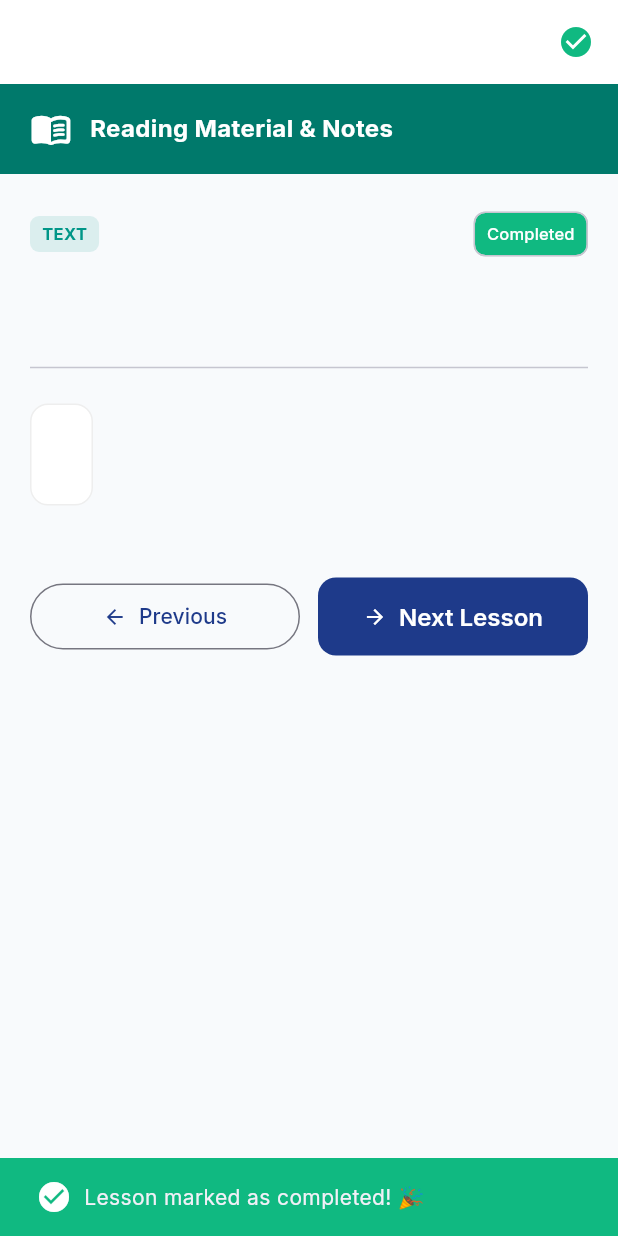
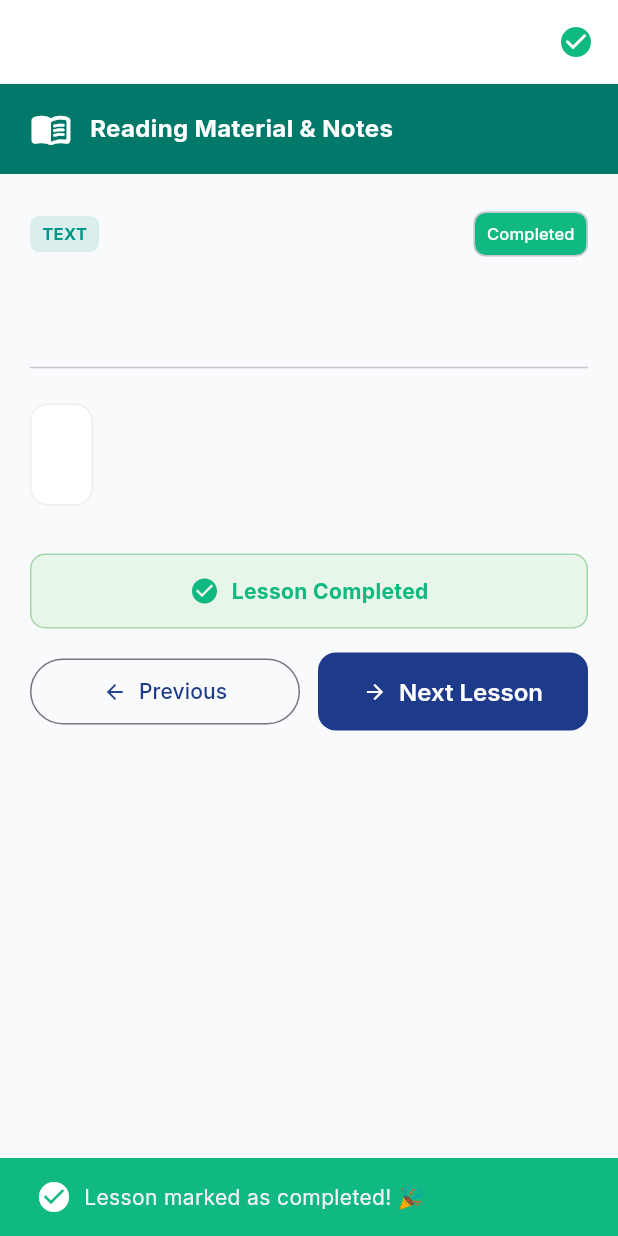
Before and after one commit to NilushaDilshan/flutter_lms, a Flutter app: the LessonPlayerScreen screen opened directly with empty values, after a tap on "Mark Lesson as Completed", on a phone screen of 412 x 824 dp. Run offline on Flutter 3.47's test engine with Material 3 defaults, Android fonts, the phone set to English and light mode, and no system bars; our stand-ins replace dio, flutter_secure_storage, google_fonts, image_picker; accounts and stored records are empty; network calls fail.

Commit message:
fix(courses,profile): fix lesson progress tracking and post-password-change auto-logout

```diff
--- a/lib/features/courses/providers/course_provider.dart
+++ b/lib/features/courses/providers/course_provider.dart
@@ -217,7 +217,9 @@ class CourseProvider extends ChangeNotifier {
         _myEnrollments.removeWhere((e) => e.courseId == courseId);
         _myEnrollments.add(newEnrollment);
       }
+      // Reload details + progress now that enrollment is confirmed
       await loadCourseDetails(courseId);
+      await loadCourseProgress(courseId);
       _isActionLoading = false;
       notifyListeners();
       return true;
@@ -300,26 +302,47 @@ class CourseProvider extends ChangeNotifier {
     try {
       final response = await _apiClient.patch(ApiEndpoints.completeLesson(lessonId));
       final data = response.data['data'];
-      if (data != null) {
-        _currentProgress = CourseProgressModel.fromJson(data as Map<String, dynamic>);
+
+      int? backendPct;
+      int? backendTotal;
+      int? backendCompleted;
+
+      // Backend returns { lessonProgress: {...}, courseProgress: {progressPercentage, totalLessons, completedLessons} }
+      if (data != null && data['courseProgress'] is Map<String, dynamic>) {
+        final cp = data['courseProgress'] as Map<String, dynamic>;
+        backendPct = (cp['progressPercentage'] as num?)?.toInt();
+        backendTotal = (cp['totalLessons'] as num?)?.toInt();
+        backendCompleted = (cp['completedLessons'] as num?)?.toInt();
       }
 
-      // Mark locally
-      _markLessonCompletedLocally(lessonId);
+      // Mark locally with exact backend stats or fallback calculated stats
+      _markLessonCompletedLocally(
+        lessonId,
+        courseId: courseId,
+        explicitPercentage: backendPct,
+        explicitTotal: backendTotal,
+        explicitCompleted: backendCompleted,
+      );
 
       _isActionLoading = false;
       notifyListeners();
       return true;
     } catch (e) {
       // Offline fallback: mark lesson completed locally
-      _markLessonCompletedLocally(lessonId);
+      _markLessonCompletedLocally(lessonId, courseId: courseId);
       _isActionLoading = false;
       notifyListeners();
       return true;
     }
   }
 
-  void _markLessonCompletedLocally(String lessonId) {
+  void _markLessonCompletedLocally(
+    String lessonId, {
+    String? courseId,
+    int? explicitPercentage,
+    int? explicitTotal,
+    int? explicitCompleted,
+  }) {
     List<SectionModel> updated = [];
     int total = 0;
     int completed = 0;
@@ -337,16 +360,29 @@ class CourseProvider extends ChangeNotifier {
     }
     _sections = updated;
 
-    final pct = total > 0 ? ((completed / total) * 100).round() : 0;
+    final finalTotal = explicitTotal ?? (total > 0 ? total : (_currentProgress?.totalLessons ?? 0));
+    final finalCompleted = explicitCompleted ?? (completed > 0 ? completed : (_currentProgress?.completedLessons ?? 0));
+    final finalPct = explicitPercentage ?? (finalTotal > 0 ? ((finalCompleted / finalTotal) * 100).round() : 0);
     final Map<String, String> statusMap = Map.from(_currentProgress?.lessonStatusMap ?? {});
     statusMap[lessonId] = 'COMPLETED';
 
     _currentProgress = CourseProgressModel(
-      progressPercentage: pct,
-      totalLessons: total,
-      completedLessons: completed,
+      progressPercentage: finalPct,
+      totalLessons: finalTotal,
+      completedLessons: finalCompleted,
       lessonStatusMap: statusMap,
     );
+
+    // Also update _myEnrollments so MyCoursesScreen and dashboard show updated progress immediately
+    if (courseId != null) {
+      final enrollIndex = _myEnrollments.indexWhere((e) => e.courseId == courseId);
+      if (enrollIndex != -1) {
+        _myEnrollments[enrollIndex] = _myEnrollments[enrollIndex].copyWith(
+          progressPercentage: finalPct,
+          status: finalPct >= 100 ? 'COMPLETED' : 'ACTIVE',
+        );
+      }
+    }
   }
 
   bool isEnrolled(String courseId) {
--- a/lib/features/courses/screens/lesson_player_screen.dart
+++ b/lib/features/courses/screens/lesson_player_screen.dart
@@ -27,7 +27,9 @@ class _LessonPlayerScreenState extends State<LessonPlayerScreen> {
   @override
   void initState() {
     super.initState();
-    _currentLesson = widget.lesson;
+    final provider = context.read<CourseProvider>();
+    final isDone = provider.currentProgress?.isLessonCompleted(widget.lesson.id) ?? widget.lesson.isCompleted;
+    _currentLesson = widget.lesson.copyWith(isCompleted: isDone);
     WidgetsBinding.instance.addPostFrameCallback((_) {
       context.read<CourseProvider>().startLesson(_currentLesson.id);
     });
@@ -60,18 +62,20 @@ class _LessonPlayerScreenState extends State<LessonPlayerScreen> {
   }
 
   void _navigateToNextLesson() {
-    final sections = context.read<CourseProvider>().sections;
+    final provider = context.read<CourseProvider>();
+    final sections = provider.sections;
     final allLessons = sections.expand((s) => s.lessons).toList();
     final currentIndex = allLessons.indexWhere((l) => l.id == _currentLesson.id);
 
     if (currentIndex != -1 && currentIndex + 1 < allLessons.length) {
       final next = allLessons[currentIndex + 1];
+      final isDone = provider.currentProgress?.isLessonCompleted(next.id) ?? next.isCompleted;
       setState(() {
-        _currentLesson = next;
+        _currentLesson = next.copyWith(isCompleted: isDone);
         _isPlayingVideo = false;
         _videoProgress = 0.0;
       });
-      context.read<CourseProvider>().startLesson(next.id);
+      provider.startLesson(next.id);
     } else {
       ScaffoldMessenger.of(context).showSnackBar(
         const SnackBar(content: Text('🎉 You reached the end of the course curriculum!')),
@@ -80,18 +84,20 @@ class _LessonPlayerScreenState extends State<LessonPlayerScreen> {
   }
 
   void _navigateToPreviousLesson() {
-    final sections = context.read<CourseProvider>().sections;
+    final provider = context.read<CourseProvider>();
+    final sections = provider.sections;
     final allLessons = sections.expand((s) => s.lessons).toList();
     final currentIndex = allLessons.indexWhere((l) => l.id == _currentLesson.id);
 
     if (currentIndex > 0) {
       final prev = allLessons[currentIndex - 1];
+      final isDone = provider.currentProgress?.isLessonCompleted(prev.id) ?? prev.isCompleted;
       setState(() {
-        _currentLesson = prev;
+        _currentLesson = prev.copyWith(isCompleted: isDone);
         _isPlayingVideo = false;
         _videoProgress = 0.0;
       });
-      context.read<CourseProvider>().startLesson(prev.id);
+      provider.startLesson(prev.id);
     }
   }
 
@@ -200,6 +206,31 @@ class _LessonPlayerScreenState extends State<LessonPlayerScreen> {
                       backgroundColor: AppColors.success,
                       icon: const Icon(Icons.check_circle_outline, color: Colors.white, size: 20),
                       onPressed: _handleCompleteLesson,
+                    )
+                  else
+                    Container(
+                      width: double.infinity,
+                      padding: const EdgeInsets.symmetric(vertical: 14, horizontal: 16),
+                      decoration: BoxDecoration(
+                        color: Colors.green.shade50,
+                        borderRadius: BorderRadius.circular(10),
+                        border: Border.all(color: Colors.green.shade200),
+                      ),
+                      child: const Row(
+                        mainAxisAlignment: MainAxisAlignment.center,
+                        children: [
+                          Icon(Icons.check_circle, color: AppColors.success, size: 20),
+                          SizedBox(width: 8),
+                          Text(
+                            'Lesson Completed',
+                            style: TextStyle(
+                              color: AppColors.success,
+                              fontWeight: FontWeight.bold,
+                              fontSize: 14,
+                            ),
+                          ),
+                        ],
+                      ),
                     ),
 
                   const SizedBox(height: 16),
```
Also changed, not shown: lib/features/courses/models/enrollment_model.dart (+22 -0 lines), lib/features/profile/screens/profile_screen.dart (+21 -7 lines).
